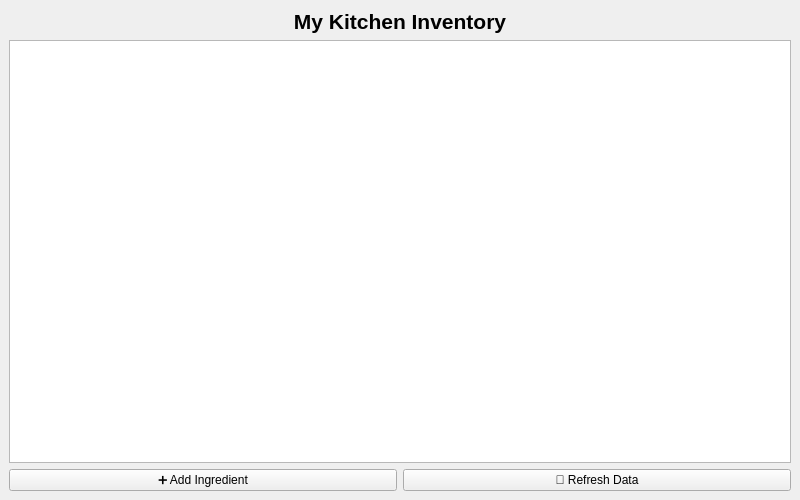
The window that src/ui/MainWindow.ui (kuf1k/my-project) describes before a commit, drawn with Qt 5.
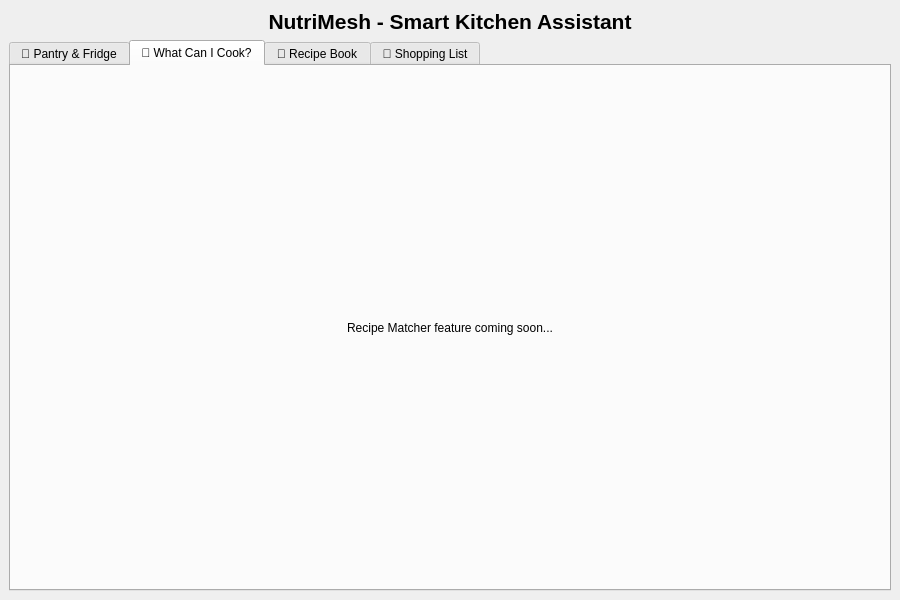
The same window after the commit. The open tabs and pages were chosen to show the change.

Commit message: feat(ui): convert MainWindow layout to 4-tab structure

What changed in the file:
```diff
--- a/src/ui/MainWindow.ui
+++ b/src/ui/MainWindow.ui
@@ -6,8 +6,8 @@
             <rect>
                 <x>0</x>
                 <y>0</y>
-                <width>800</width>
-                <height>500</height>
+                <width>900</width>
+                <height>600</height>
             </rect>
         </property>
         <property name="windowTitle">
@@ -24,13 +24,24 @@
                             </font>
                         </property>
                         <property name="text">
-                            <string>My Kitchen Inventory</string>
+                            <string>NutriMesh - Smart Kitchen Assistant</string>
                         </property>
                         <property name="alignment">
                             <set>Qt::AlignCenter</set>
                         </property>
                     </widget>
                 </item>
+                <item>
+                    <widget class="QTabWidget" name="mainTabWidget">
+                        <property name="currentIndex">
+                            <number>0</number>
+                        </property>
+                        <!-- Pantry & Fridge -->
+                        <widget class="QWidget" name="tabPantry">
+                            <attribute name="title">
+                                <string>🧊 Pantry &amp;&amp; Fridge</string>
+                            </attribute>
+                            <layout class="QVBoxLayout" name="pantryLayout">
                 <item>
                     <widget class="QTableWidget" name="inventoryTable"/>
                 </item>
@@ -51,6 +62,64 @@
                             </widget>
                         </item>
                     </layout>
+                                </item>
+                            </layout>
+                        </widget>
+                        <!-- What Can I Cook? -->
+                        <widget class="QWidget" name="tabMatcher">
+                            <attribute name="title">
+                                <string>🍳 What Can I Cook?</string>
+                            </attribute>
+                            <layout class="QVBoxLayout" name="matcherLayout">
+                                <item>
+                                    <widget class="QLabel" name="matcherPlaceholderLabel">
+                                        <property name="text">
+                                            <string>Recipe Matcher feature coming soon...</string>
+                                        </property>
+                                        <property name="alignment">
+                                            <set>Qt::AlignCenter</set>
+                                        </property>
+                                    </widget>
+                                </item>
+                            </layout>
+                        </widget>
+                        <!-- Recipe Book -->
+                        <widget class="QWidget" name="tabRecipes">
+                            <attribute name="title">
+                                <string>📖 Recipe Book</string>
+                            </attribute>
+                            <layout class="QVBoxLayout" name="recipesLayout">
+                                <item>
+                                    <widget class="QLabel" name="recipesPlaceholderLabel">
+                                        <property name="text">
+                                            <string>Recipe Book feature coming soon...</string>
+                                        </property>
+                                        <property name="alignment">
+                                            <set>Qt::AlignCenter</set>
+                                        </property>
+                                    </widget>
+                                </item>
+                            </layout>
+                        </widget>
+                        <!-- Shopping List -->
+                        <widget class="QWidget" name="tabShopping">
+                            <attribute name="title">
+                                <string>🛒 Shopping List</string>
+                            </attribute>
+                            <layout class="QVBoxLayout" name="shoppingLayout">
+                                <item>
+                                    <widget class="QLabel" name="shoppingPlaceholderLabel">
+                                        <property name="text">
+                                            <string>Shopping List feature coming soon...</string>
+                                        </property>
+                                        <property name="alignment">
+                                            <set>Qt::AlignCenter</set>
+                                        </property>
+                                    </widget>
+                                </item>
+                            </layout>
+                        </widget>
+                    </widget>
                 </item>
             </layout>
         </widget>
```
Left out of the diff: 2 changed lines with no effect on the pictures. Lines whose indentation alone changed are shown as unchanged. The commit also changes 1 other file.
